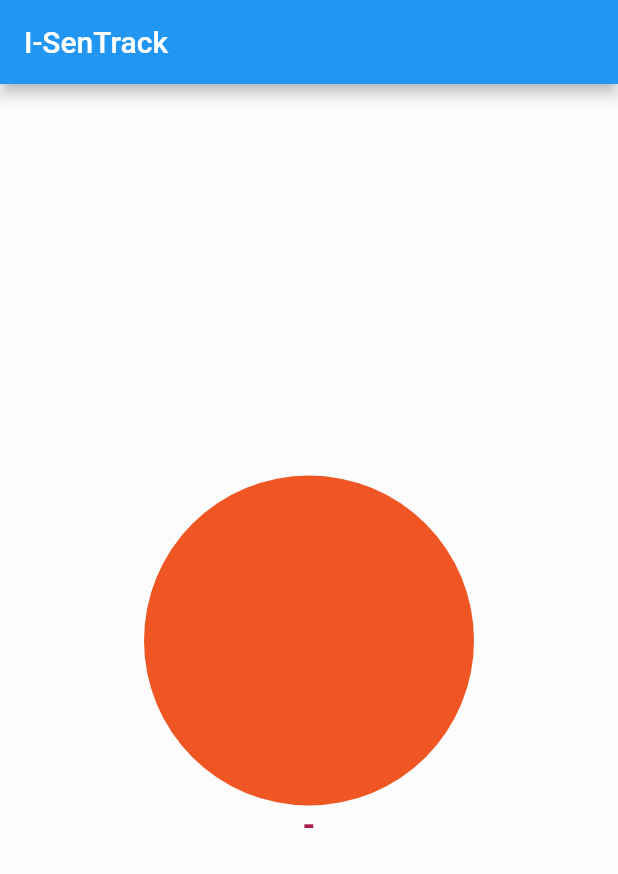
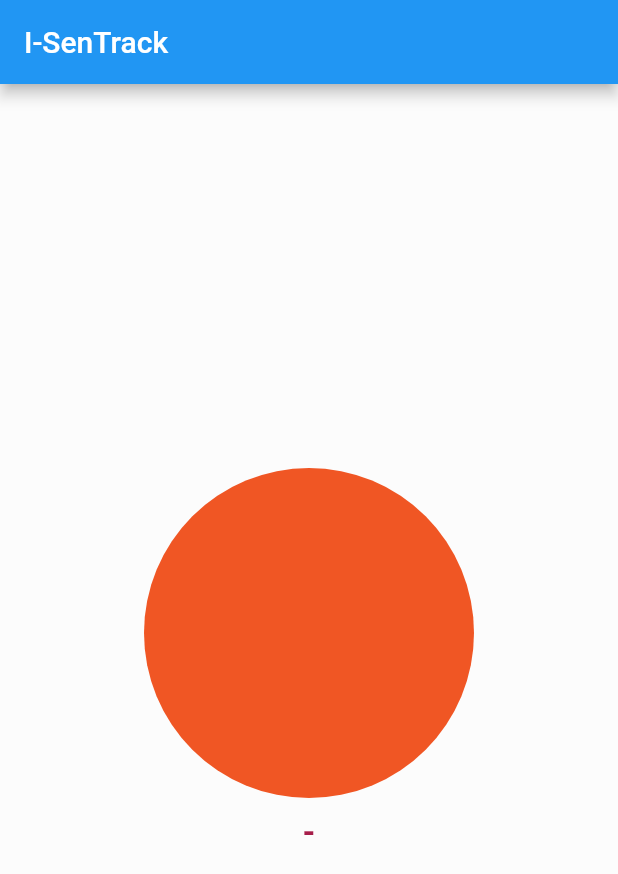
Before and after one commit to SuperCoderTech/i_SenTrack, a Flutter app: the screen it shows after launch, on a phone screen of 412 x 824 dp. Shown: the top 874 px of the screen. Run offline on Flutter 3.47's test engine with Material 2 defaults, Android fonts, the phone set to English and light mode, and no system bars; our stand-ins replace geolocator, shared_preferences.

```diff
--- a/lib/screens/home.dart
+++ b/lib/screens/home.dart
@@ -33,9 +33,10 @@ class _HomeState extends State<Home> {
       body: Container(
           width: double.infinity,
           height: double.infinity,
-          decoration: BoxDecoration(color: Colors.white38),
+          decoration: const BoxDecoration(color: Colors.white38),
           child: Column(mainAxisAlignment: MainAxisAlignment.center, crossAxisAlignment: CrossAxisAlignment.center, children: [
-            CircleAvatar(backgroundColor: isPortrait ? Color(0xFFf05624) : Colors.black26, radius: 110),
+            CircleAvatar(backgroundColor: isPortrait ? const Color(0xFFf05624) : Colors.black26, radius: 110),
+            const SizedBox(height: 10),
             Text(position, style: const TextStyle(color: Color(0xFFa71e4a), fontSize: 22, fontWeight: FontWeight.w700))
           ])),
     );
```
Also changed, not shown: 1 other file.
